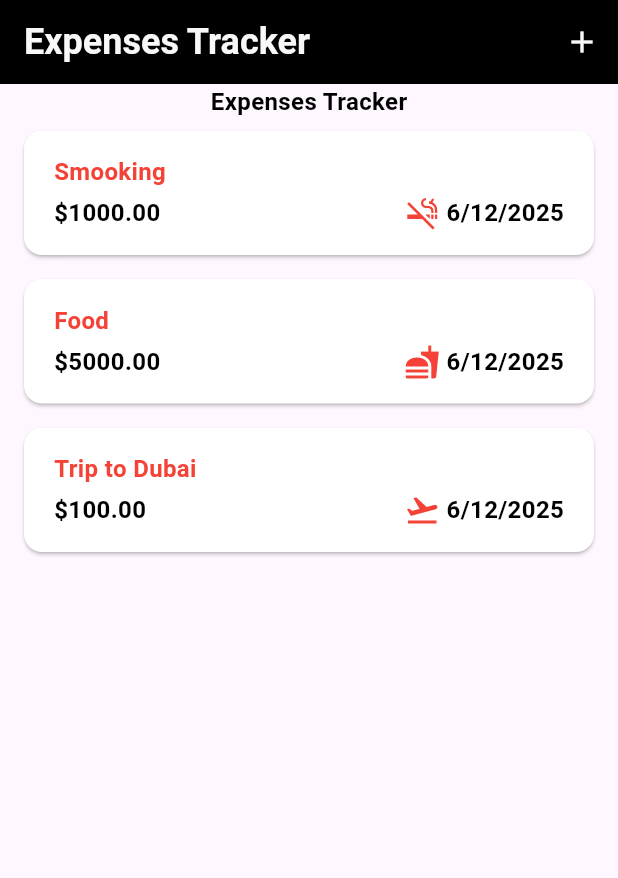
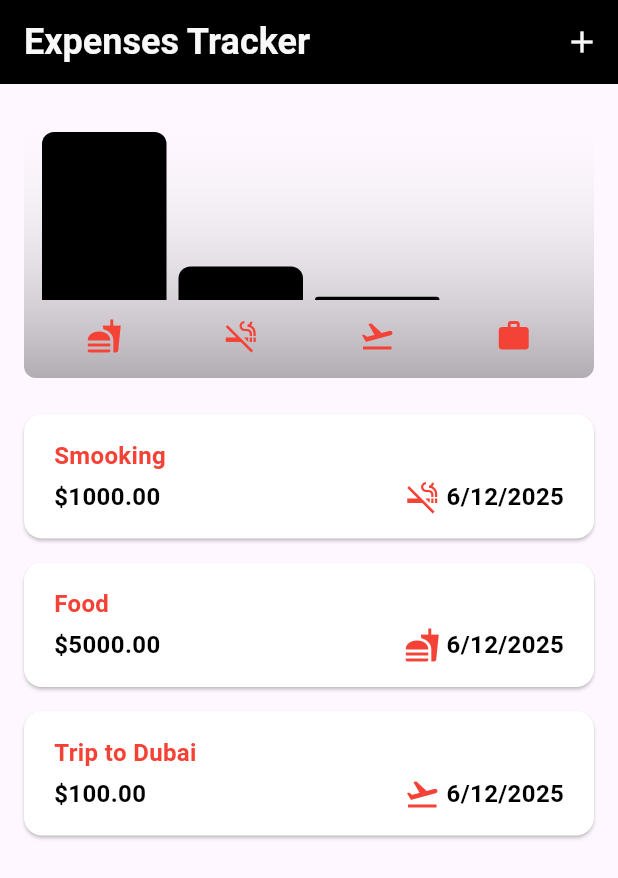
Before and after one commit to huzefmd/Expense_tracker_app, a Flutter app: the screen it shows after launch, on a phone screen of 412 x 824 dp. Shown: the top 878 px of the screen. Run offline on Flutter 3.47's test engine with Material 3 defaults, Android fonts, the phone set to English and light mode, and no system bars.

Commit message:
added graph for expenses

```diff
--- a/tracker/lib/chart/chart.dart
+++ b/tracker/lib/chart/chart.dart
@@ -0,0 +1,94 @@
+import 'package:flutter/material.dart';
+
+import 'package:tracker/models/expense.dart';
+import 'package:tracker/chart/chart_bar.dart';
+
+class Chart extends StatelessWidget {
+  const Chart({super.key, required this.expenses});
+
+  final List<Expense> expenses;
+
+  List<ExpenseBucket> get buckets {
+    return [
+      ExpenseBucket.forCategory(expenses, Category.food),
+      ExpenseBucket.forCategory(expenses, Category.smooking),
+      ExpenseBucket.forCategory(expenses, Category.travel),
+      ExpenseBucket.forCategory(expenses, Category.work),
+    ];
+  }
+
+  double get maxTotalExpense {
+    double maxTotalExpense = 0;
+
+    for (final bucket in buckets) {
+      if (bucket.totalExpense > maxTotalExpense) {
+        maxTotalExpense = bucket.totalExpense;
+      }
+    }
+
+    return maxTotalExpense;
+  }
+
+  @override
+  Widget build(BuildContext context) {
+    final isDarkMode =
+        MediaQuery.of(context).platformBrightness == Brightness.dark;
+    return Container(
+      margin: const EdgeInsets.all(16),
+      padding: const EdgeInsets.symmetric(vertical: 16, horizontal: 8),
+      width: double.infinity,
+      height: 180,
+      decoration: BoxDecoration(
+        borderRadius: BorderRadius.circular(8),
+        gradient: LinearGradient(
+          colors: [
+            Colors.black.withOpacity(0.3),
+            Colors.white.withOpacity(0.0),
+            // Theme.of(context).colorScheme.primary.withOpacity(0.3),
+            // Theme.of(context).colorScheme.primary.withOpacity(0.0),
+          ],
+          begin: Alignment.bottomCenter,
+          end: Alignment.topCenter,
+        ),
+      ),
+      child: Column(
+        children: [
+          Expanded(
+            child: Row(
+              crossAxisAlignment: CrossAxisAlignment.end,
+              children: [
+                for (final bucket in buckets) // alternative to map()
+                  ChartBar(
+                    fill: bucket.totalExpense == 0
+                        ? 0
+                        : bucket.totalExpense / maxTotalExpense,
+                  ),
+              ],
+            ),
+          ),
+          const SizedBox(height: 12),
+          Row(
+            children: buckets
+                .map(
+                  (bucket) => Expanded(
+                    child: Padding(
+                      padding: const EdgeInsets.symmetric(horizontal: 4),
+                      child: Icon(
+                        catergoryIcons[bucket.category],
+                        color: Colors.red,
+                        // color: isDarkMode
+                        //     ? Theme.of(context).colorScheme.secondary
+                        //     : Theme.of(
+                        //         context,
+                        //       ).colorScheme.primary.withOpacity(0.7),
+                      ),
+                    ),
+                  ),
+                )
+                .toList(),
+          ),
+        ],
+      ),
+    );
+  }
+}
--- a/tracker/lib/chart/chart_bar.dart
+++ b/tracker/lib/chart/chart_bar.dart
@@ -1,10 +1,33 @@
 import 'package:flutter/material.dart';
 
-class MyWidget extends StatelessWidget {
-  const MyWidget({super.key});
+class ChartBar extends StatelessWidget {
+  const ChartBar({super.key, required this.fill});
+
+  final double fill;
 
   @override
   Widget build(BuildContext context) {
-    return const Placeholder();
+    final isDarkMode =
+        MediaQuery.of(context).platformBrightness == Brightness.dark;
+    return Expanded(
+      child: Padding(
+        padding: const EdgeInsets.symmetric(horizontal: 4),
+        child: FractionallySizedBox(
+          heightFactor: fill,
+          child: DecoratedBox(
+            decoration: BoxDecoration(
+              shape: BoxShape.rectangle,
+              borderRadius: const BorderRadius.vertical(
+                top: Radius.circular(8),
+              ),
+              color: Colors.black,
+              // color: isDarkMode
+              //     ? Theme.of(context).colorScheme.secondary
+              //     : Theme.of(context).colorScheme.primary.withOpacity(0.65),
+            ),
+          ),
+        ),
+      ),
+    );
   }
 }
--- a/tracker/lib/expenses.dart
+++ b/tracker/lib/expenses.dart
@@ -2,6 +2,7 @@ import 'package:flutter/material.dart';
 import 'package:tracker/expenses_list.dart';
 import 'package:tracker/models/expense.dart';
 import 'package:tracker/new_expense.dart';
+import 'package:tracker/chart/chart.dart';
 
 class Expenses extends StatefulWidget {
   const Expenses({super.key});
@@ -80,7 +81,7 @@ class _ExpensesState extends State<Expenses> {
     );
 
     if (_regesterExpenses.isNotEmpty) {
-     mainContent= ExpensesList(
+      mainContent = ExpensesList(
         expenses: _regesterExpenses,
         onRemoveExpense: _removeExpenses,
       );
@@ -95,7 +96,7 @@ class _ExpensesState extends State<Expenses> {
       ),
       body: Column(
         children: [
-          Text("Expenses Tracker"),
+          Chart(expenses: _regesterExpenses),
           Expanded(child: mainContent),
         ],
       ),
--- a/tracker/lib/new_expense.dart
+++ b/tracker/lib/new_expense.dart
@@ -117,6 +117,7 @@ class _NewExpenseState extends State<NewExpense> {
                       _selectedDate == null
                           ? "No Date Selected"
                           : formatter.format(_selectedDate!),
+                       style: TextStyle(fontSize: 14,color: Colors.black),
                     ),
                     IconButton(
                       onPressed: _presentDatePicker,
```
